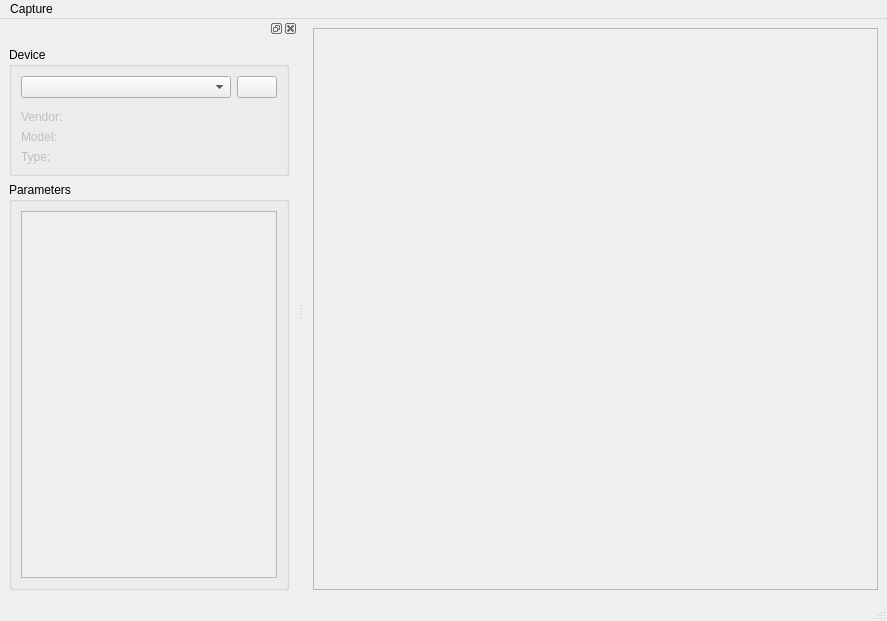
Corosan/sane-wrapper, file gui/mainwindow.ui: the form before one commit.
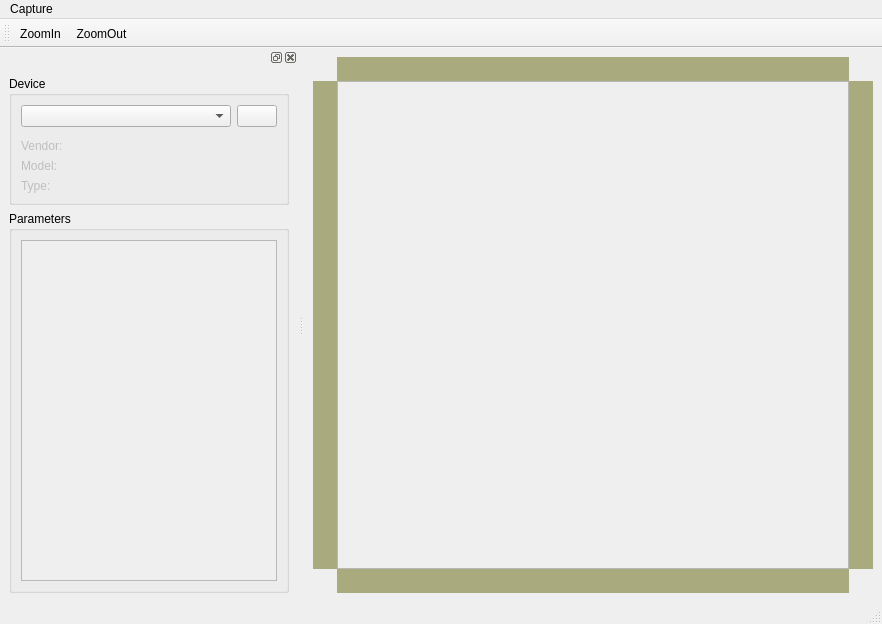
The form after the commit. Custom widgets are drawn as their Qt base class.

```diff
--- a/gui/mainwindow.ui
+++ b/gui/mainwindow.ui
@@ -6,16 +6,46 @@
    <rect>
     <x>0</x>
     <y>0</y>
-    <width>887</width>
-    <height>621</height>
+    <width>882</width>
+    <height>624</height>
    </rect>
   </property>
   <property name="windowTitle">
    <string>Scanner</string>
   </property>
   <widget class="QWidget" name="centralwidget">
-   <layout class="QHBoxLayout" name="horizontalLayout_3">
-    <item>
+   <layout class="QGridLayout" name="gridLayout">
+    <property name="spacing">
+     <number>0</number>
+    </property>
+    <item row="0" column="1">
+     <widget class="QWidget" name="widget_2" native="true">
+      <property name="minimumSize">
+       <size>
+        <width>0</width>
+        <height>24</height>
+       </size>
+      </property>
+      <property name="styleSheet">
+       <string notr="true">background-color: rgb(170, 170, 127);
+</string>
+      </property>
+     </widget>
+    </item>
+    <item row="1" column="0">
+     <widget class="QWidget" name="widget" native="true">
+      <property name="minimumSize">
+       <size>
+        <width>24</width>
+        <height>0</height>
+       </size>
+      </property>
+      <property name="styleSheet">
+       <string notr="true">background-color: rgb(170, 170, 127);</string>
+      </property>
+     </widget>
+    </item>
+    <item row="1" column="1">
      <widget class="QScrollArea" name="scrollArea">
       <property name="widgetResizable">
        <bool>true</bool>
@@ -38,6 +68,32 @@
       </widget>
      </widget>
     </item>
+    <item row="1" column="2">
+     <widget class="QWidget" name="widget_3" native="true">
+      <property name="minimumSize">
+       <size>
+        <width>24</width>
+        <height>0</height>
+       </size>
+      </property>
+      <property name="styleSheet">
+       <string notr="true">background-color: rgb(170, 170, 127);</string>
+      </property>
+     </widget>
+    </item>
+    <item row="2" column="1">
+     <widget class="QWidget" name="widget_4" native="true">
+      <property name="minimumSize">
+       <size>
+        <width>0</width>
+        <height>24</height>
+       </size>
+      </property>
+      <property name="styleSheet">
+       <string notr="true">background-color: rgb(170, 170, 127);</string>
+      </property>
+     </widget>
+    </item>
    </layout>
   </widget>
   <widget class="QMenuBar" name="menubar">
@@ -45,8 +101,8 @@
     <rect>
      <x>0</x>
      <y>0</y>
-     <width>887</width>
-     <height>32</height>
+     <width>882</width>
+     <height>34</height>
     </rect>
    </property>
    <widget class="QMenu" name="menuCapture">
@@ -168,6 +224,19 @@
     </layout>
    </widget>
   </widget>
+  <widget class="QToolBar" name="toolBar">
+   <property name="windowTitle">
+    <string>toolBar</string>
+   </property>
+   <attribute name="toolBarArea">
+    <enum>TopToolBarArea</enum>
+   </attribute>
+   <attribute name="toolBarBreak">
+    <bool>false</bool>
+   </attribute>
+   <addaction name="actionZoomIn"/>
+   <addaction name="actionZoomOut"/>
+  </widget>
   <action name="actionStart">
    <property name="text">
     <string>Start</string>
@@ -178,6 +247,16 @@
     <string>Stop</string>
    </property>
   </action>
+  <action name="actionZoomIn">
+   <property name="text">
+    <string>ZoomIn</string>
+   </property>
+  </action>
+  <action name="actionZoomOut">
+   <property name="text">
+    <string>ZoomOut</string>
+   </property>
+  </action>
  </widget>
  <customwidgets>
   <customwidget>
```
Left out of the diff: 6 changed lines with no effect on the pictures.
